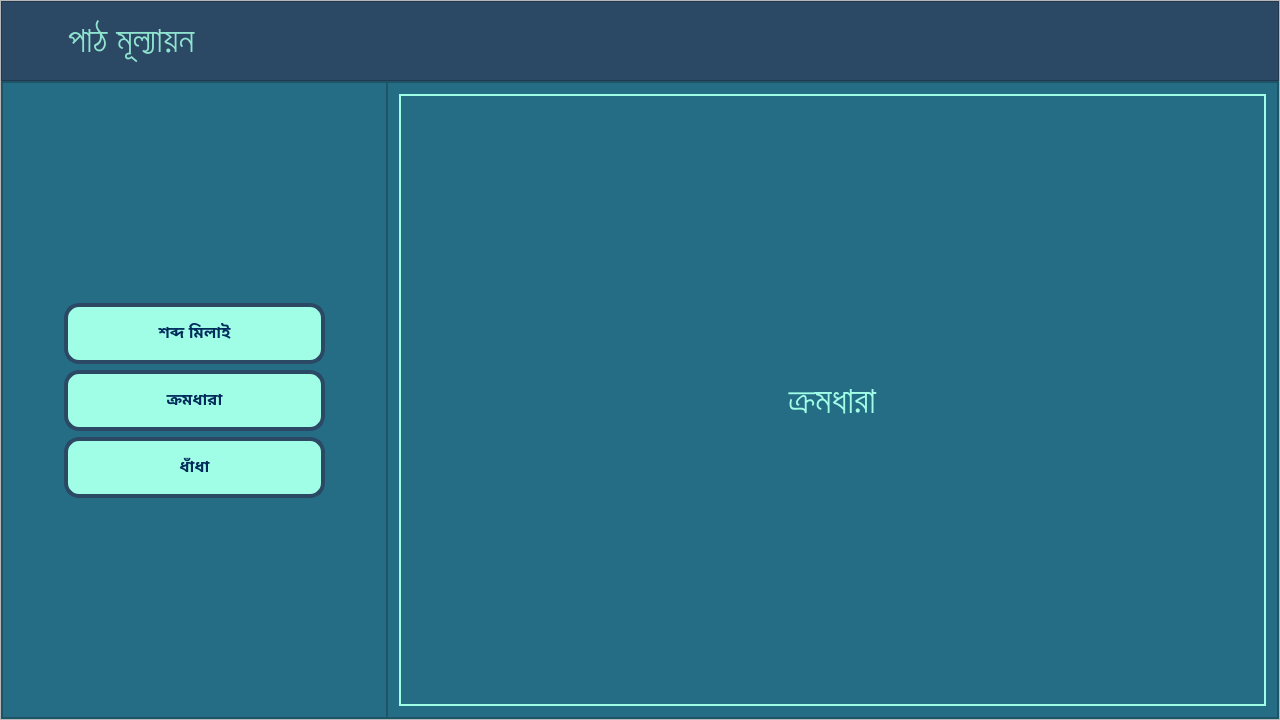
Old version of the form EmPower/Teacher/Frontend/PyQt_UI/HomePage.ui in the repository ahmedfahad04/SPL-2.
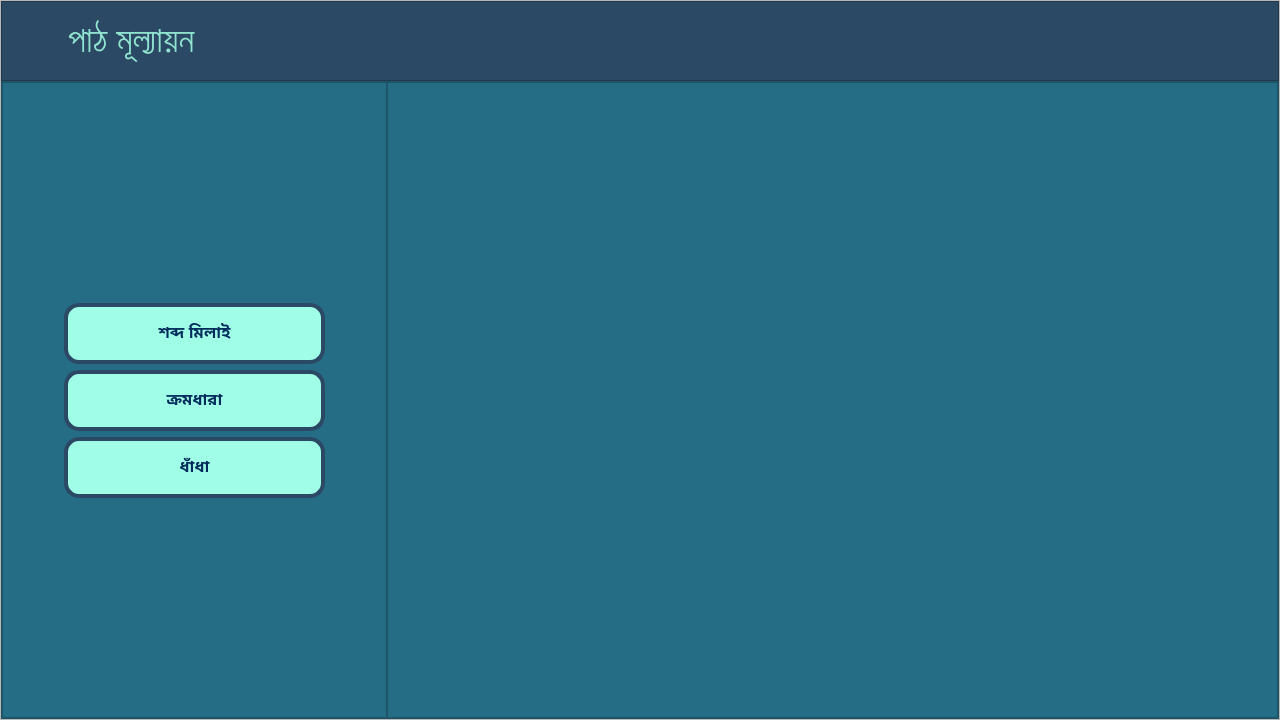
New version of the form. The open tabs and pages were chosen to show the change. Icons and pictures are not drawn.

```diff
--- a/EmPower/Teacher/Frontend/PyQt_UI/HomePage.ui
+++ b/EmPower/Teacher/Frontend/PyQt_UI/HomePage.ui
@@ -2547,23 +2547,7 @@
                       <number>11</number>
                      </property>
                      <item row="0" column="0">
-                      <widget class="QLabel" name="task_lbl_sequencing">
-                       <property name="font">
-                        <font>
-                         <pointsize>28</pointsize>
-                        </font>
-                       </property>
-                       <property name="styleSheet">
-                        <string notr="true">color: rgb(160, 253, 230);
-border: 2px solid rgb(160, 253, 230)</string>
-                       </property>
-                       <property name="text">
-                        <string>ক্রমধারা</string>
-                       </property>
-                       <property name="alignment">
-                        <set>Qt::AlignCenter</set>
-                       </property>
-                      </widget>
+                      <layout class="QHBoxLayout" name="task_seq_video_frame_widget"/>
                      </item>
                     </layout>
                    </widget>
```
Left out of the diff: 6 changed lines with no effect on the pictures.
